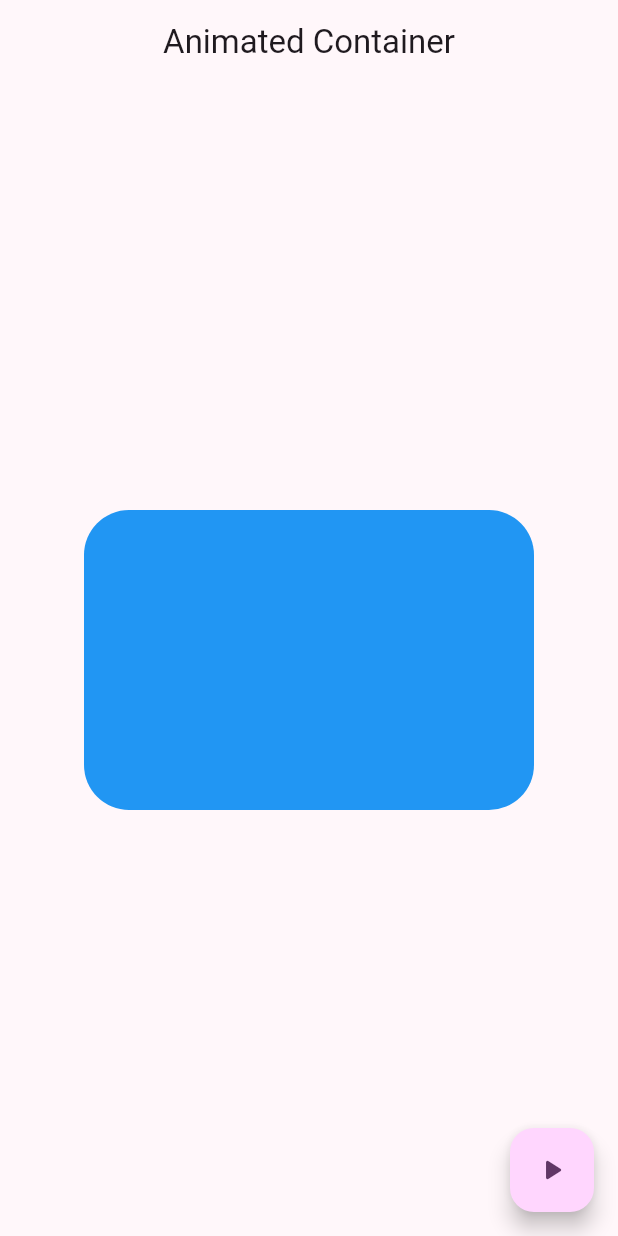
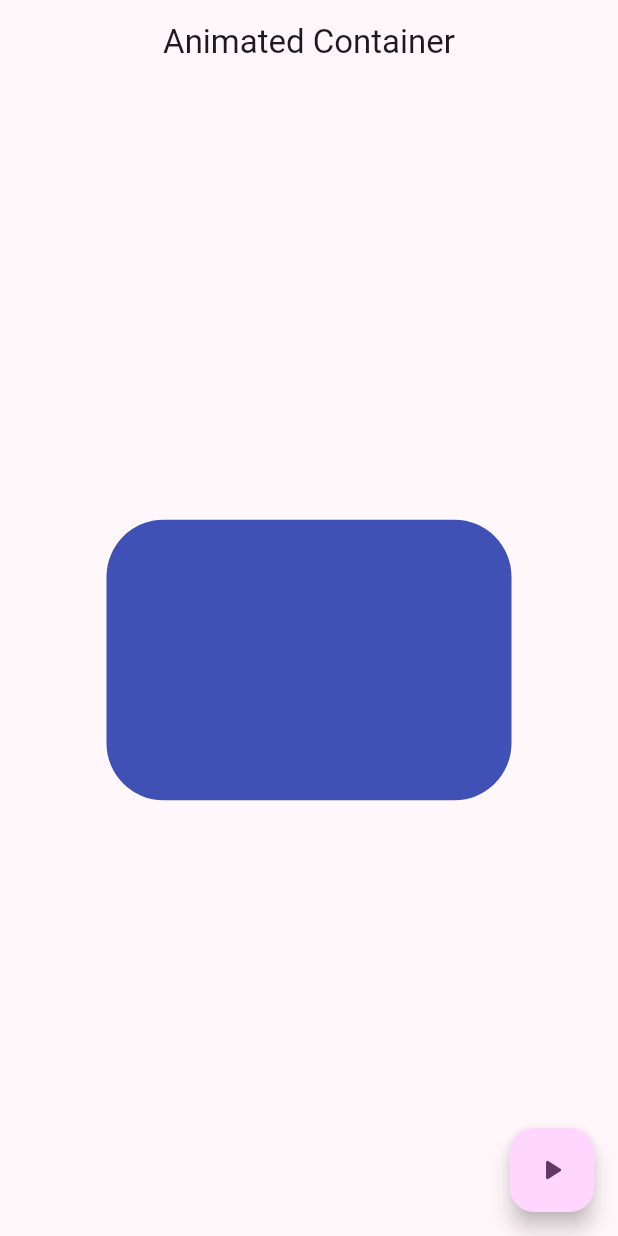
Before and after one commit to RommelOlachea/flutter_widgets_app, a Flutter app: the AnimatedScreen screen opened by its route, after a tap on the "play arrow" icon, on a phone screen of 412 x 824 dp. Run offline on Flutter 3.47's test engine with Material 2 defaults, Android fonts, the phone set to English and light mode, and no system bars; our stand-ins replace go_router.

Commit message:
Creacion del metodo para cambiar los valores del width y height

```diff
--- a/lib/presentation/screens/animated/animated_screen.dart
+++ b/lib/presentation/screens/animated/animated_screen.dart
@@ -1,8 +1,28 @@
+import 'dart:math' show Random;
 import 'package:flutter/material.dart';
 
-class AnimatedScreen extends StatelessWidget {
+class AnimatedScreen extends StatefulWidget {
   static const name = 'animated_screen';
   const AnimatedScreen({super.key});
+
+  @override
+  State<AnimatedScreen> createState() => _AnimatedScreenState();
+}
+
+class _AnimatedScreenState extends State<AnimatedScreen> {
+  double width = 50;
+  double heigth = 50;
+  Color color = Colors.indigo;
+  double borderRadius = 10.0;
+
+  void changeShape() {
+    final random = Random();
+    width = random.nextInt(300) + 50;
+    heigth = random.nextInt(300) + 50;
+    borderRadius = random.nextInt(50) + 10;
+
+    setState(() {});
+  }
 
   @override
   Widget build(BuildContext context) {
@@ -10,26 +30,22 @@ class AnimatedScreen extends StatelessWidget {
       appBar: AppBar(
         title: const Text('Animated Container'),
       ),
-
       body: Center(
         child: AnimatedContainer(
           curve: Curves.easeOutCubic,
           duration: const Duration(milliseconds: 400),
-          width: 300,
-          height: 200,
+          width: width,
+          height: heigth,
           decoration: BoxDecoration(
-            color: Colors.blue,
-            borderRadius: BorderRadius.circular(30),
+            color: color,
+            borderRadius: BorderRadius.circular(borderRadius),
           ),
         ),
       ),
-
-      floatingActionButton: FloatingActionButton(onPressed: (){},
-      child: const Icon(Icons.play_arrow_rounded),
+      floatingActionButton: FloatingActionButton(
+        onPressed: () => changeShape(),
+        child: const Icon(Icons.play_arrow_rounded),
       ),
-
-
-
     );
   }
 }
```
